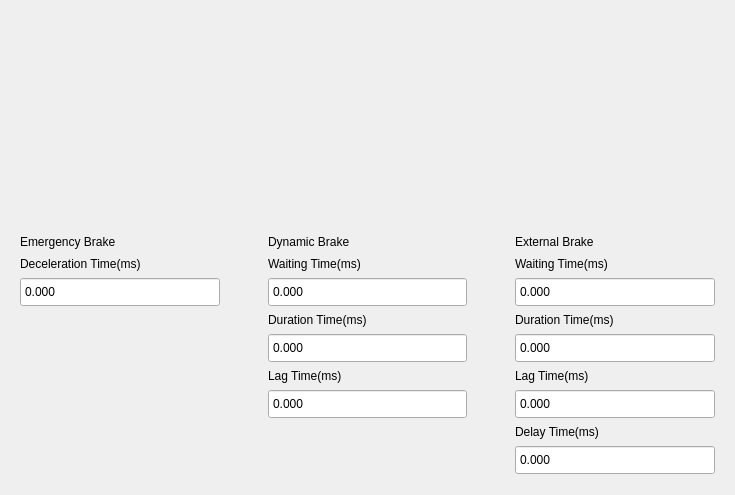
The window that Libs/UI/UiBrake/graphbrake129.ui (tiangaomingjing/ServoDriveTech) describes before a commit, drawn with Qt 5.
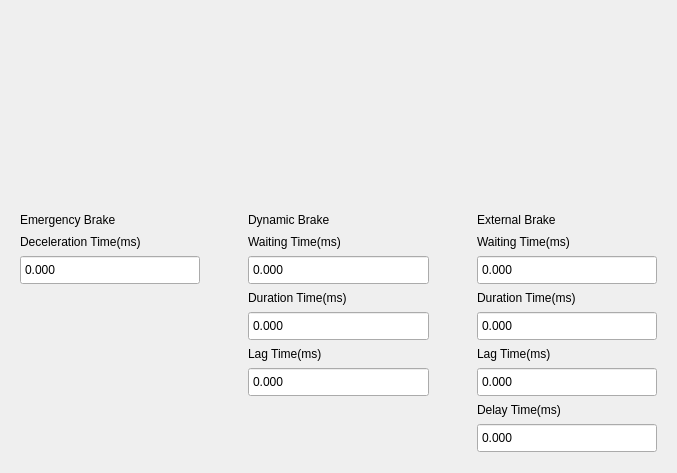
The same window after the commit. Custom widgets are drawn as their Qt base class.

```diff
--- a/Libs/UI/UiBrake/graphbrake129.ui
+++ b/Libs/UI/UiBrake/graphbrake129.ui
@@ -6,8 +6,8 @@
    <rect>
     <x>0</x>
     <y>0</y>
-    <width>735</width>
-    <height>495</height>
+    <width>677</width>
+    <height>473</height>
    </rect>
   </property>
   <property name="windowTitle">
```
